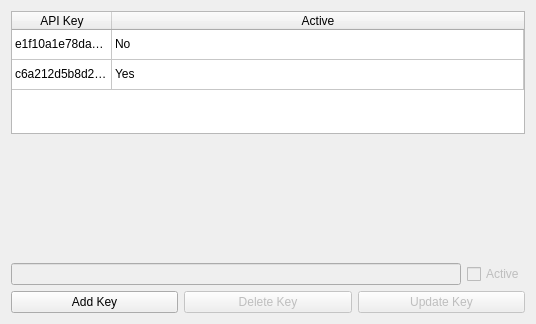
Before: the Qt Designer form ui/api_key.ui in RickyCartner/WUnderground, drawn with Qt 5.
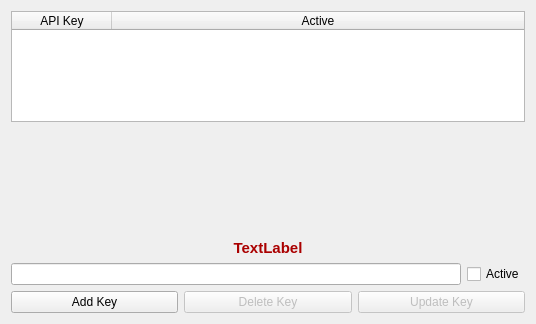
After: the same form once the commit is applied.

Commit message: more work on the api key gui

Patch:
```diff
--- a/ui/api_key.ui
+++ b/ui/api_key.ui
@@ -99,16 +99,6 @@
        <attribute name="verticalHeaderStretchLastSection">
         <bool>false</bool>
        </attribute>
-       <row>
-        <property name="text">
-         <string>1</string>
-        </property>
-       </row>
-       <row>
-        <property name="text">
-         <string>2</string>
-        </property>
-       </row>
        <column>
         <property name="text">
          <string>API Key</string>
@@ -128,35 +118,6 @@
          <string>Active</string>
         </property>
        </column>
-       <item row="0" column="0">
-        <property name="text">
-         <string>e1f10a1e78da46f5b10a1e78da96f525</string>
-        </property>
-        <property name="background">
-         <brush brushstyle="NoBrush">
-          <color alpha="255">
-           <red>0</red>
-           <green>0</green>
-           <blue>0</blue>
-          </color>
-         </brush>
-        </property>
-       </item>
-       <item row="0" column="1">
-        <property name="text">
-         <string>No</string>
-        </property>
-       </item>
-       <item row="1" column="0">
-        <property name="text">
-         <string>c6a212d5b8d24b8ba212d5b8d21b8b56</string>
-        </property>
-       </item>
-       <item row="1" column="1">
-        <property name="text">
-         <string>Yes</string>
-        </property>
-       </item>
       </widget>
      </item>
      <item>
@@ -172,24 +133,50 @@
        </property>
       </spacer>
      </item>
+     <item>
+      <widget class="QLabel" name="labelStatus">
+       <property name="enabled">
+        <bool>false</bool>
+       </property>
+       <property name="font">
+        <font>
+         <pointsize>11</pointsize>
+         <bold>true</bold>
+        </font>
+       </property>
+       <property name="styleSheet">
+        <string notr="true">color: rgb(170, 0, 0);</string>
+       </property>
+       <property name="text">
+        <string>TextLabel</string>
+       </property>
+       <property name="alignment">
+        <set>Qt::AlignCenter</set>
+       </property>
+      </widget>
+     </item>
      <item>
       <layout class="QHBoxLayout" name="horizontalLayout">
        <item>
         <widget class="QLineEdit" name="textEdit">
          <property name="enabled">
-          <bool>false</bool>
+          <bool>true</bool>
          </property>
          <property name="font">
           <font>
            <pointsize>9</pointsize>
+           <bold>false</bold>
           </font>
          </property>
+         <property name="styleSheet">
+          <string notr="true"/>
+         </property>
         </widget>
        </item>
        <item>
         <widget class="QCheckBox" name="checkBoxActive">
          <property name="enabled">
-          <bool>false</bool>
+          <bool>true</bool>
          </property>
          <property name="text">
           <string>Active</string>
```
The commit also changes 7 other files.
